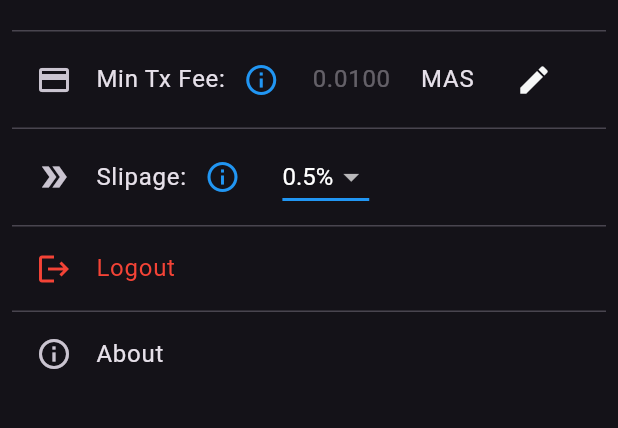
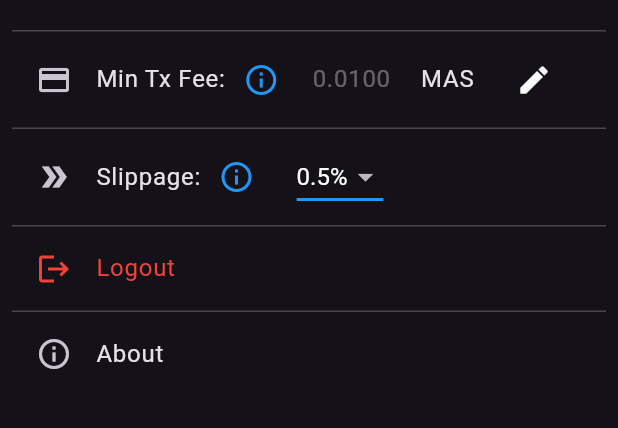
Before and after one commit to sebastien-forestier/massa-station-app, a Flutter app: the SettingView screen opened directly, on a phone screen of 412 x 824 dp, the part 78-506 px from its top. Run offline on Flutter 3.47's test engine with Material 3 defaults, Android fonts, the light colour scheme and no system bars; our stand-ins replace after_layout, auto_size_text, device_info_plus, flutter_animate, flutter_riverpod, flutter_secure_storage and 6 more; missing offline and left inert: dart:ffi, dusa, encrypt, horizontal_data_table, local_session_timeout, massa; accounts and stored records are empty.

Commit message:
fix slipage typo

```diff
--- a/lib/presentation/view/settings/setting_view.dart
+++ b/lib/presentation/view/settings/setting_view.dart
@@ -130,7 +130,7 @@ class _SettingViewState extends ConsumerState<SettingView> {
             ListTile(
               leading: const Icon(Icons.double_arrow),
               title: Row(mainAxisAlignment: MainAxisAlignment.start, children: [
-                const Text("Slipage:"),
+                const Text("Slippage:"),
                 const HelpInfo(
                     message:
                         'Slippage is the difference between the expected price of a swapping ond DEX and the actual price.'),
```
